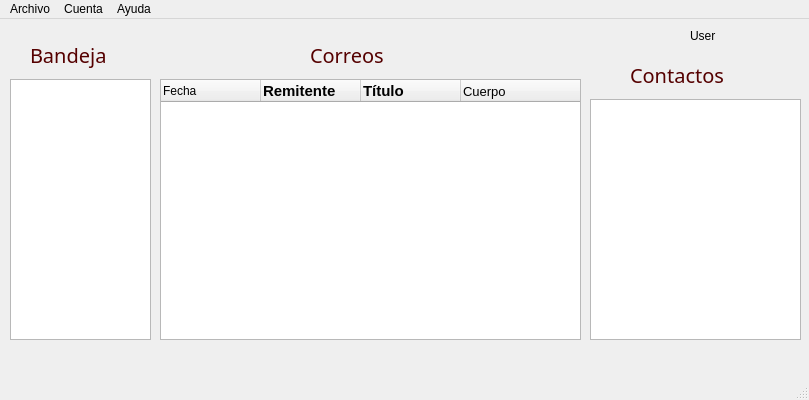
Above: mailbox.ui from frankaaguila/Proyecto-Seminario-de-Bases-de-Datos before the change. Below: the same form after it.
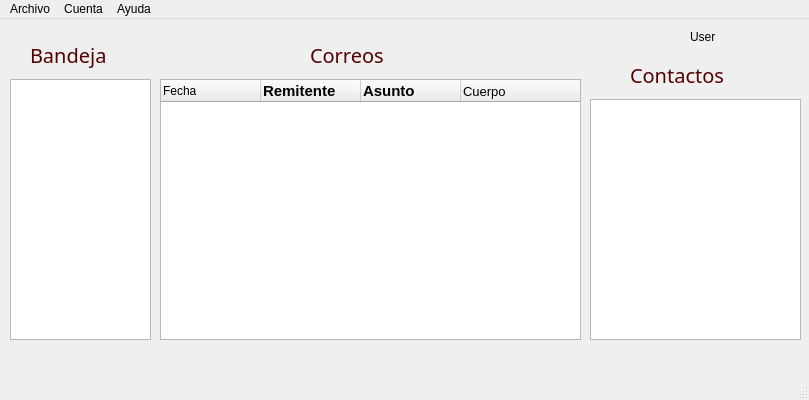
That is the form after the change.

Commit message: Se ha modificado la interfaz de bandeja principal y se han programado las visualizaciones de los campos, para visualizar las bandejas, los correos y los contactos

```diff
--- a/mailbox.ui
+++ b/mailbox.ui
@@ -170,7 +170,7 @@
     </column>
     <column>
      <property name="text">
-      <string>Título</string>
+      <string>Asunto</string>
      </property>
      <property name="font">
       <font>
@@ -196,8 +196,8 @@
      <rect>
       <x>690</x>
       <y>10</y>
-      <width>47</width>
-      <height>13</height>
+      <width>101</width>
+      <height>16</height>
      </rect>
     </property>
     <property name="text">
```
Left out of the diff: 16 changed lines with no effect on the pictures. The commit also changes 7 other files.
